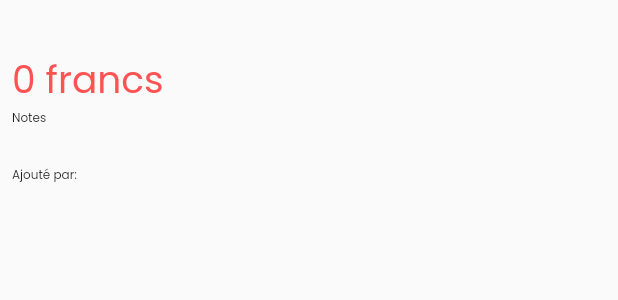
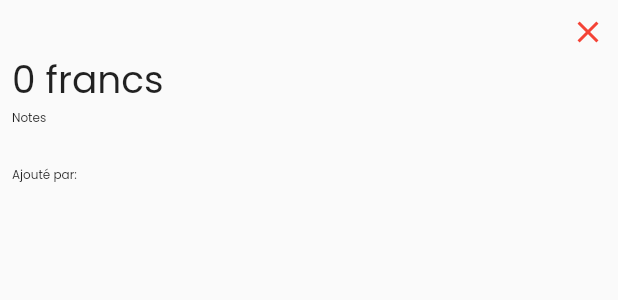
Before and after one commit to arielcarmen/simple-shop-crud, a Flutter app: the ProductDetails widget shown alone on an empty page, opened directly with empty values, on a phone screen of 412 x 824 dp. Shown: the top 300 px of the screen. Run offline on Flutter 3.47's test engine with Material 2 defaults, Android fonts, the light colour scheme and no system bars; our stand-ins replace animated_splash_screen, cloud_firestore, firebase_auth, firebase_core, google_sign_in, page_transition and 1 more; accounts and stored records are empty.

Commit message:
product datails view update

```diff
--- a/lib/widgets/show_product_details.dart
+++ b/lib/widgets/show_product_details.dart
@@ -19,11 +19,17 @@ class ProductDetails extends StatelessWidget {
             children: [
               Expanded(
                 flex: 6,
-                child: Text(
-                  product.name,
-                  style: const TextStyle(
-                      fontSize: 18,
-                  ),
+                child: Row(
+                  mainAxisAlignment: MainAxisAlignment.spaceBetween,
+                  children: [
+                    Text(
+                      product.name,
+                      style: const TextStyle(
+                          fontSize: 18,
+                      ),
+                    ),
+                    product.available ? Icon(Icons.check, color: Colors.green) : Icon(Icons.clear_outlined, color: Colors.red)
+                  ],
                 ),
               ),
               // Expanded(
@@ -41,7 +47,6 @@ class ProductDetails extends StatelessWidget {
           Text(
             "${product.price} francs",
             style: const TextStyle(
-                color: Colors.redAccent,
                 fontSize: 25
             )),
           const Text(
```
